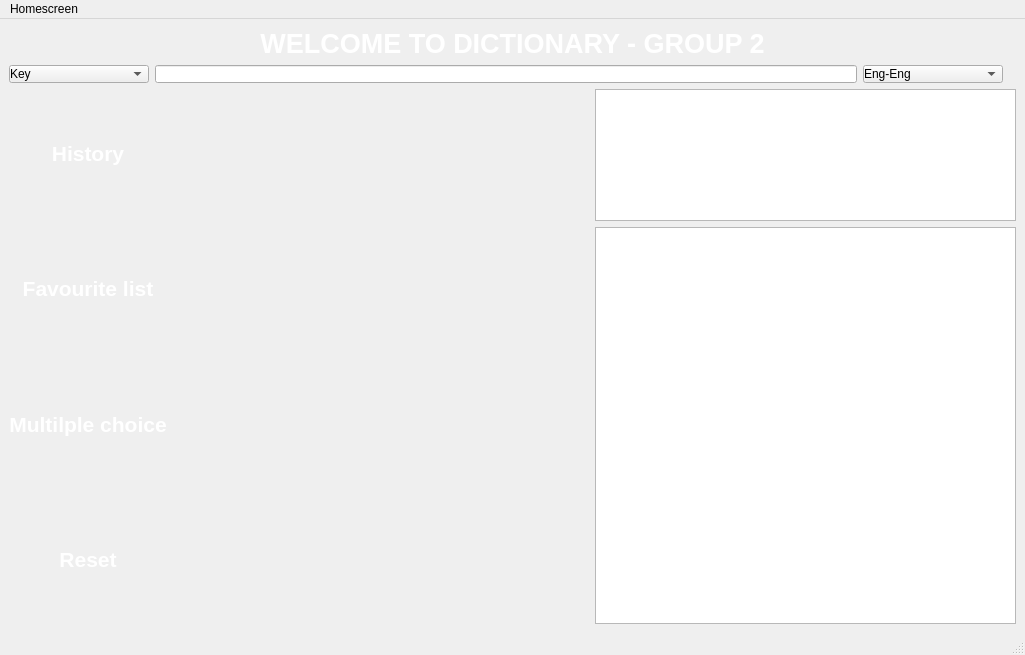
OHonSam/CS163_Group2_Dictionary, file mainwindow.ui: the form before one commit.
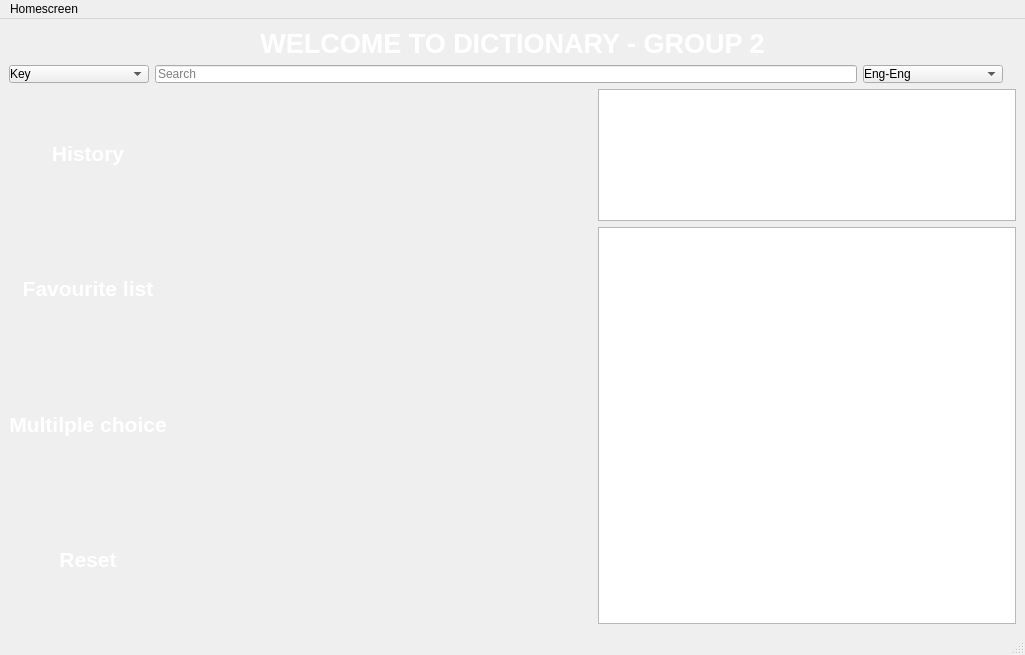
The form after the commit. Icons and pictures are not drawn.

Commit message: add "Search" in search bar//add <QDebug>

Diff of the .ui file:
```diff
--- a/mainwindow.ui
+++ b/mainwindow.ui
@@ -33,8 +33,99 @@
     <string notr="true">background-image: url(:/img/images/compress/long ombre rotated.jpg);
 padding: 0px 0px 0px 0px;</string>
    </property>
-   <layout class="QVBoxLayout" name="verticalLayout_4">
-    <item>
+   <layout class="QGridLayout" name="gridLayout">
+    <item row="1" column="0">
+     <layout class="QVBoxLayout" name="verticalLayout">
+      <item>
+       <widget class="QLabel" name="label_10">
+        <property name="text">
+         <string>&lt;html&gt;&lt;head/&gt;&lt;body&gt;&lt;p align=&quot;center&quot;&gt;&lt;span style=&quot; font-size:16pt; font-weight:700; color:#ffffff;&quot;&gt;History&lt;/span&gt;&lt;/p&gt;&lt;/body&gt;&lt;/html&gt;</string>
+        </property>
+       </widget>
+      </item>
+      <item>
+       <widget class="QLabel" name="label_13">
+        <property name="text">
+         <string>&lt;html&gt;&lt;head/&gt;&lt;body&gt;&lt;p align=&quot;center&quot;&gt;&lt;span style=&quot; font-size:16pt; font-weight:700; color:#ffffff;&quot;&gt;Favourite list&lt;/span&gt;&lt;/p&gt;&lt;/body&gt;&lt;/html&gt;</string>
+        </property>
+       </widget>
+      </item>
+      <item>
+       <widget class="QLabel" name="label_12">
+        <property name="text">
+         <string>&lt;html&gt;&lt;head/&gt;&lt;body&gt;&lt;p align=&quot;center&quot;&gt;&lt;span style=&quot; font-size:16pt; font-weight:700; color:#ffffff;&quot;&gt;Multilple choice&lt;/span&gt;&lt;/p&gt;&lt;/body&gt;&lt;/html&gt;</string>
+        </property>
+       </widget>
+      </item>
+      <item>
+       <widget class="QLabel" name="label_11">
+        <property name="text">
+         <string>&lt;html&gt;&lt;head/&gt;&lt;body&gt;&lt;p align=&quot;center&quot;&gt;&lt;span style=&quot; font-size:16pt; font-weight:700; color:#ffffff;&quot;&gt;Reset&lt;/span&gt;&lt;/p&gt;&lt;/body&gt;&lt;/html&gt;</string>
+        </property>
+       </widget>
+      </item>
+     </layout>
+    </item>
+    <item row="1" column="2">
+     <layout class="QVBoxLayout" name="verticalLayout_3">
+      <item>
+       <widget class="QTextBrowser" name="textBrowser_2">
+        <property name="sizePolicy">
+         <sizepolicy hsizetype="Expanding" vsizetype="Expanding">
+          <horstretch>0</horstretch>
+          <verstretch>1</verstretch>
+         </sizepolicy>
+        </property>
+        <property name="html">
+         <string>&lt;!DOCTYPE HTML PUBLIC &quot;-//W3C//DTD HTML 4.0//EN&quot; &quot;http://www.w3.org/TR/REC-html40/strict.dtd&quot;&gt;
+&lt;html&gt;&lt;head&gt;&lt;meta name=&quot;qrichtext&quot; content=&quot;1&quot; /&gt;&lt;meta charset=&quot;utf-8&quot; /&gt;&lt;style type=&quot;text/css&quot;&gt;
+p, li { white-space: pre-wrap; }
+hr { height: 1px; border-width: 0; }
+li.unchecked::marker { content: &quot;\2610&quot;; }
+li.checked::marker { content: &quot;\2612&quot;; }
+&lt;/style&gt;&lt;/head&gt;&lt;body style=&quot; font-family:'Segoe UI'; font-size:9pt; font-weight:400; font-style:normal;&quot;&gt;
+&lt;p align=&quot;center&quot; style=&quot; margin-top:0px; margin-bottom:0px; margin-left:0px; margin-right:0px; -qt-block-indent:0; text-indent:0px;&quot;&gt;&lt;span style=&quot; font-size:16pt; font-weight:700; color:#ffffff;&quot;&gt;Word of the day&lt;/span&gt;&lt;/p&gt;&lt;/body&gt;&lt;/html&gt;</string>
+        </property>
+       </widget>
+      </item>
+      <item>
+       <widget class="QTextBrowser" name="textBrowser">
+        <property name="sizePolicy">
+         <sizepolicy hsizetype="Expanding" vsizetype="Expanding">
+          <horstretch>0</horstretch>
+          <verstretch>3</verstretch>
+         </sizepolicy>
+        </property>
+        <property name="html">
+         <string>&lt;!DOCTYPE HTML PUBLIC &quot;-//W3C//DTD HTML 4.0//EN&quot; &quot;http://www.w3.org/TR/REC-html40/strict.dtd&quot;&gt;
+&lt;html&gt;&lt;head&gt;&lt;meta name=&quot;qrichtext&quot; content=&quot;1&quot; /&gt;&lt;meta charset=&quot;utf-8&quot; /&gt;&lt;style type=&quot;text/css&quot;&gt;
+p, li { white-space: pre-wrap; }
+hr { height: 1px; border-width: 0; }
+li.unchecked::marker { content: &quot;\2610&quot;; }
+li.checked::marker { content: &quot;\2612&quot;; }
+&lt;/style&gt;&lt;/head&gt;&lt;body style=&quot; font-family:'Segoe UI'; font-size:9pt; font-weight:400; font-style:normal;&quot;&gt;
+&lt;p style=&quot; margin-top:0px; margin-bottom:0px; margin-left:0px; margin-right:0px; -qt-block-indent:0; text-indent:0px;&quot;&gt;&lt;span style=&quot; font-size:12pt; color:#ffffff;&quot;&gt;Hello&lt;/span&gt;&lt;/p&gt;
+&lt;p style=&quot; margin-top:0px; margin-bottom:0px; margin-left:0px; margin-right:0px; -qt-block-indent:0; text-indent:0px;&quot;&gt;&lt;span style=&quot; font-size:12pt; color:#ffffff;&quot;&gt;	Noun: A greeting&lt;/span&gt;&lt;/p&gt;
+&lt;p style=&quot; margin-top:0px; margin-bottom:0px; margin-left:0px; margin-right:0px; -qt-block-indent:0; text-indent:0px;&quot;&gt;&lt;span style=&quot; font-size:12pt; color:#ffffff;&quot;&gt;	Verb: To greet&lt;/span&gt;&lt;/p&gt;&lt;/body&gt;&lt;/html&gt;</string>
+        </property>
+       </widget>
+      </item>
+     </layout>
+    </item>
+    <item row="1" column="1">
+     <spacer name="horizontalSpacer">
+      <property name="orientation">
+       <enum>Qt::Horizontal</enum>
+      </property>
+      <property name="sizeHint" stdset="0">
+       <size>
+        <width>401</width>
+        <height>20</height>
+       </size>
+      </property>
+     </spacer>
+    </item>
+    <item row="0" column="0" colspan="3">
      <layout class="QVBoxLayout" name="verticalLayout_2">
       <item>
        <widget class="QLabel" name="label">
@@ -82,6 +173,9 @@
             <verstretch>0</verstretch>
            </sizepolicy>
           </property>
+          <property name="placeholderText">
+           <string>Search</string>
+          </property>
          </widget>
         </item>
         <item>
@@ -134,101 +228,6 @@
       </item>
      </layout>
     </item>
-    <item>
-     <layout class="QHBoxLayout" name="horizontalLayout_2">
-      <item>
-       <layout class="QVBoxLayout" name="verticalLayout">
-        <item>
-         <widget class="QLabel" name="label_10">
-          <property name="text">
-           <string>&lt;html&gt;&lt;head/&gt;&lt;body&gt;&lt;p align=&quot;center&quot;&gt;&lt;span style=&quot; font-size:16pt; font-weight:700; color:#ffffff;&quot;&gt;History&lt;/span&gt;&lt;/p&gt;&lt;/body&gt;&lt;/html&gt;</string>
-          </property>
-         </widget>
-        </item>
-        <item>
-         <widget class="QLabel" name="label_13">
-          <property name="text">
-           <string>&lt;html&gt;&lt;head/&gt;&lt;body&gt;&lt;p align=&quot;center&quot;&gt;&lt;span style=&quot; font-size:16pt; font-weight:700; color:#ffffff;&quot;&gt;Favourite list&lt;/span&gt;&lt;/p&gt;&lt;/body&gt;&lt;/html&gt;</string>
-          </property>
-         </widget>
-        </item>
-        <item>
-         <widget class="QLabel" name="label_12">
-          <property name="text">
-           <string>&lt;html&gt;&lt;head/&gt;&lt;body&gt;&lt;p align=&quot;center&quot;&gt;&lt;span style=&quot; font-size:16pt; font-weight:700; color:#ffffff;&quot;&gt;Multilple choice&lt;/span&gt;&lt;/p&gt;&lt;/body&gt;&lt;/html&gt;</string>
-          </property>
-         </widget>
-        </item>
-        <item>
-         <widget class="QLabel" name="label_11">
-          <property name="text">
-           <string>&lt;html&gt;&lt;head/&gt;&lt;body&gt;&lt;p align=&quot;center&quot;&gt;&lt;span style=&quot; font-size:16pt; font-weight:700; color:#ffffff;&quot;&gt;Reset&lt;/span&gt;&lt;/p&gt;&lt;/body&gt;&lt;/html&gt;</string>
-          </property>
-         </widget>
-        </item>
-       </layout>
-      </item>
-      <item>
-       <spacer name="horizontalSpacer">
-        <property name="orientation">
-         <enum>Qt::Horizontal</enum>
-        </property>
-        <property name="sizeHint" stdset="0">
-         <size>
-          <width>40</width>
-          <height>20</height>
-         </size>
-        </property>
-       </spacer>
-      </item>
-      <item>
-       <layout class="QVBoxLayout" name="verticalLayout_3">
-        <item>
-         <widget class="QTextBrowser" name="textBrowser_2">
-          <property name="sizePolicy">
-           <sizepolicy hsizetype="Expanding" vsizetype="Expanding">
-            <horstretch>0</horstretch>
-            <verstretch>1</verstretch>
-           </sizepolicy>
-          </property>
-          <property name="html">
-           <string>&lt;!DOCTYPE HTML PUBLIC &quot;-//W3C//DTD HTML 4.0//EN&quot; &quot;http://www.w3.org/TR/REC-html40/strict.dtd&quot;&gt;
-&lt;html&gt;&lt;head&gt;&lt;meta name=&quot;qrichtext&quot; content=&quot;1&quot; /&gt;&lt;meta charset=&quot;utf-8&quot; /&gt;&lt;style type=&quot;text/css&quot;&gt;
-p, li { white-space: pre-wrap; }
-hr { height: 1px; border-width: 0; }
-li.unchecked::marker { content: &quot;\2610&quot;; }
-li.checked::marker { content: &quot;\2612&quot;; }
-&lt;/style&gt;&lt;/head&gt;&lt;body style=&quot; font-family:'Segoe UI'; font-size:9pt; font-weight:400; font-style:normal;&quot;&gt;
-&lt;p align=&quot;center&quot; style=&quot; margin-top:0px; margin-bottom:0px; margin-left:0px; margin-right:0px; -qt-block-indent:0; text-indent:0px;&quot;&gt;&lt;span style=&quot; font-size:16pt; font-weight:700; color:#ffffff;&quot;&gt;Word of the day&lt;/span&gt;&lt;/p&gt;&lt;/body&gt;&lt;/html&gt;</string>
-          </property>
-         </widget>
-        </item>
-        <item>
-         <widget class="QTextBrowser" name="textBrowser">
-          <property name="sizePolicy">
-           <sizepolicy hsizetype="Expanding" vsizetype="Expanding">
-            <horstretch>0</horstretch>
-            <verstretch>3</verstretch>
-           </sizepolicy>
-          </property>
-          <property name="html">
-           <string>&lt;!DOCTYPE HTML PUBLIC &quot;-//W3C//DTD HTML 4.0//EN&quot; &quot;http://www.w3.org/TR/REC-html40/strict.dtd&quot;&gt;
-&lt;html&gt;&lt;head&gt;&lt;meta name=&quot;qrichtext&quot; content=&quot;1&quot; /&gt;&lt;meta charset=&quot;utf-8&quot; /&gt;&lt;style type=&quot;text/css&quot;&gt;
-p, li { white-space: pre-wrap; }
-hr { height: 1px; border-width: 0; }
-li.unchecked::marker { content: &quot;\2610&quot;; }
-li.checked::marker { content: &quot;\2612&quot;; }
-&lt;/style&gt;&lt;/head&gt;&lt;body style=&quot; font-family:'Segoe UI'; font-size:9pt; font-weight:400; font-style:normal;&quot;&gt;
-&lt;p style=&quot; margin-top:0px; margin-bottom:0px; margin-left:0px; margin-right:0px; -qt-block-indent:0; text-indent:0px;&quot;&gt;&lt;span style=&quot; color:#ffffff;&quot;&gt;Hello&lt;/span&gt;&lt;/p&gt;
-&lt;p style=&quot; margin-top:0px; margin-bottom:0px; margin-left:0px; margin-right:0px; -qt-block-indent:0; text-indent:0px;&quot;&gt;&lt;span style=&quot; color:#ffffff;&quot;&gt;	Noun: A greeting&lt;/span&gt;&lt;/p&gt;
-&lt;p style=&quot; margin-top:0px; margin-bottom:0px; margin-left:0px; margin-right:0px; -qt-block-indent:0; text-indent:0px;&quot;&gt;&lt;span style=&quot; color:#ffffff;&quot;&gt;	Verb: To greet&lt;/span&gt;&lt;/p&gt;&lt;/body&gt;&lt;/html&gt;</string>
-          </property>
-         </widget>
-        </item>
-       </layout>
-      </item>
-     </layout>
-    </item>
    </layout>
   </widget>
   <widget class="QMenuBar" name="menubar">
```
Left out of the diff: 2 changed lines with no effect on the pictures. The commit also changes 1 other file.
